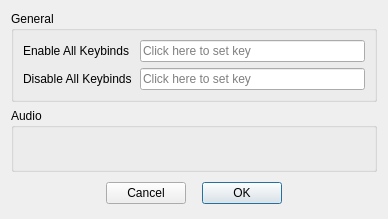
Above: dialogsettings.ui from defaultsamson/Soundboard before the change. Below: the same form after it.
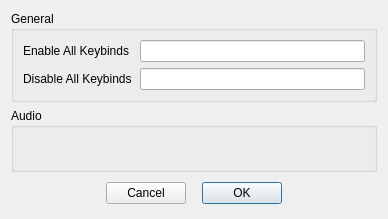
That is the form after the change. Custom widgets are drawn as their Qt base class.

Commit message: Designed Sound dialog

What changed in the file:
```diff
--- a/dialogsettings.ui
+++ b/dialogsettings.ui
@@ -91,9 +91,6 @@
            <property name="focusPolicy">
             <enum>Qt::ClickFocus</enum>
            </property>
-           <property name="placeholderText">
-            <string>Click here to set key</string>
-           </property>
           </widget>
          </item>
          <item>
@@ -104,9 +101,6 @@
            <property name="focusPolicy">
             <enum>Qt::ClickFocus</enum>
            </property>
-           <property name="placeholderText">
-            <string>Click here to set key</string>
-           </property>
           </widget>
          </item>
         </layout>
```
The commit also changes 6 other files.
